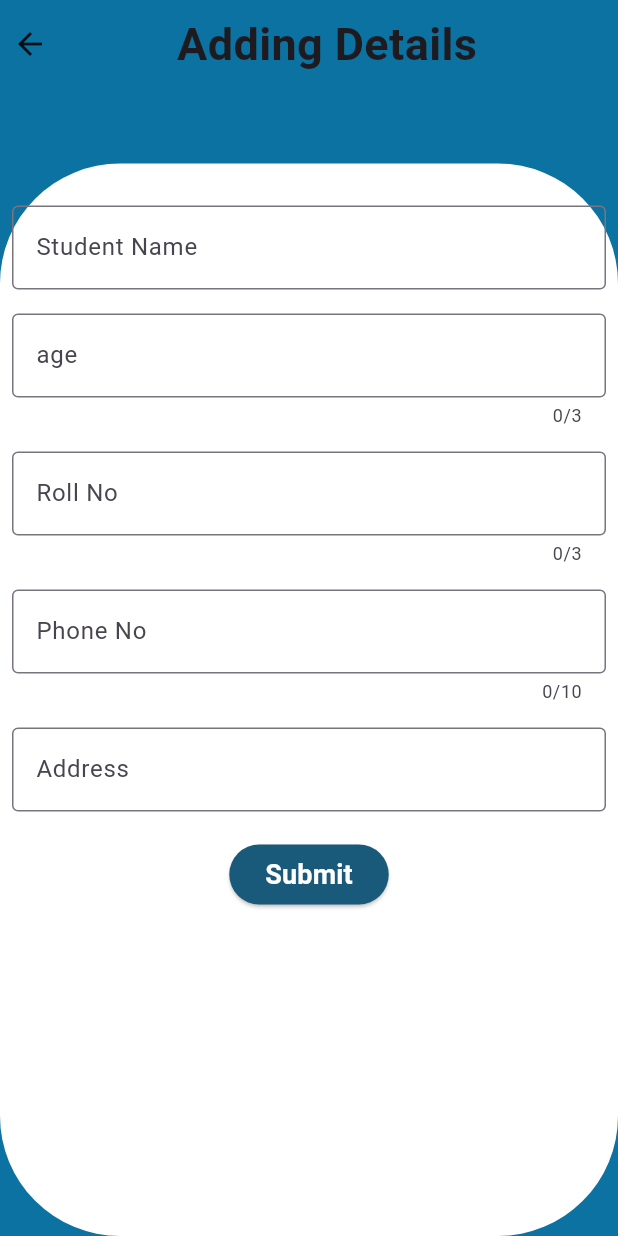
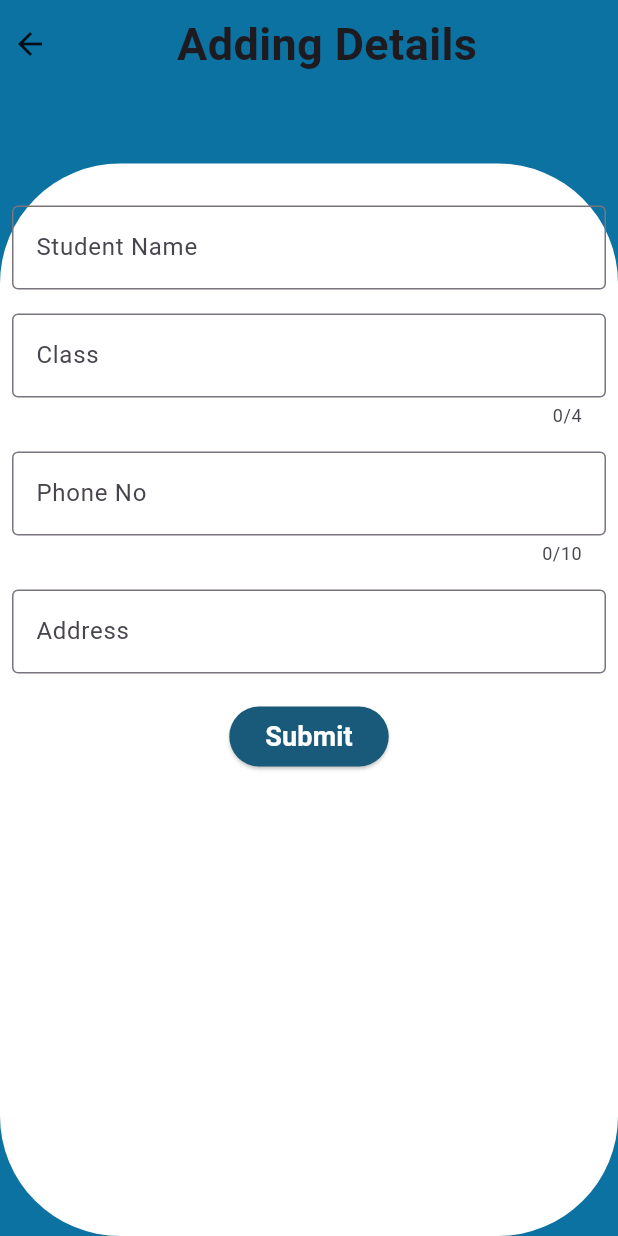
Before and after one commit to Ameer-Anas99/Student_Details_Fire_Base, a Flutter app: the AddPage screen opened by its route, after a tap on "Submit", on a phone screen of 412 x 824 dp. Run offline on Flutter 3.47's test engine with Material 3 defaults, Android fonts, the phone set to English and light mode, and no system bars; our stand-ins replace cloud_firestore, firebase_core, flutter_slidable; accounts and stored records are empty.

```diff
--- a/student_details/lib/add_details.dart
+++ b/student_details/lib/add_details.dart
@@ -1,3 +1,4 @@
+import 'package:cloud_firestore/cloud_firestore.dart';
 import 'package:flutter/cupertino.dart';
 import 'package:flutter/material.dart';
 import 'package:flutter/widgets.dart';
@@ -10,6 +11,9 @@ class AddPage extends StatefulWidget {
 }
 
 class _AddPageState extends State<AddPage> {
+  final CollectionReference Student =
+      FirebaseFirestore.instance.collection("Student");
+
   @override
   Widget build(BuildContext context) {
     return Scaffold(
@@ -72,18 +76,9 @@ class _AddPageState extends State<AddPage> {
                         padding: EdgeInsets.all(8.0),
                         child: TextField(
                           decoration: InputDecoration(
-                              border: OutlineInputBorder(), label: Text("age")),
-                          maxLength: 3,
-                        ),
-                      ),
-                      const Padding(
-                        padding: EdgeInsets.all(8.0),
-                        child: TextField(
-                          decoration: InputDecoration(
                               border: OutlineInputBorder(),
-                              label: Text("Roll No")),
-                          keyboardType: TextInputType.number,
-                          maxLength: 3,
+                              label: Text("Class")),
+                          maxLength: 4,
                         ),
                       ),
                       const Padding(
@@ -108,7 +103,9 @@ class _AddPageState extends State<AddPage> {
                         height: 10,
                       ),
                       ElevatedButton(
-                          onPressed: () {},
+                          onPressed: () {
+                            addstudent();
+                          },
                           style: ButtonStyle(
                               backgroundColor: MaterialStateProperty.all(
                                   const Color.fromARGB(255, 25, 89, 122))),
@@ -129,4 +126,14 @@ class _AddPageState extends State<AddPage> {
       ),
     );
   }
+
+  void addstudent() {
+    final data = {
+      "name": "Ameer",
+      "class": "10 A",
+      "phone": 8589952006,
+      "address": "Moonnamkuttil"
+    };
+    Student.add(data);
+  }
 }
--- a/student_details/lib/home_page.dart
+++ b/student_details/lib/home_page.dart
@@ -1,4 +1,6 @@
+import 'package:cloud_firestore/cloud_firestore.dart';
 import 'package:flutter/material.dart';
+import 'package:flutter_slidable/flutter_slidable.dart';
 
 class HomePage extends StatefulWidget {
   const HomePage({super.key});
@@ -8,11 +10,14 @@ class HomePage extends StatefulWidget {
 }
 
 class _HomePageState extends State<HomePage> {
+  final CollectionReference Student =
+      FirebaseFirestore.instance.collection("Student");
+
   @override
   Widget build(BuildContext context) {
     return Scaffold(
       appBar: AppBar(
-        title: Text("Student Details"),
+        title: const Text("Student Details"),
         backgroundColor: Colors.pink,
       ),
       floatingActionButton: FloatingActionButton(
@@ -22,6 +27,76 @@ class _HomePageState extends State<HomePage> {
         child: const Icon(Icons.add),
       ),
       floatingActionButtonLocation: FloatingActionButtonLocation.centerFloat,
+      body: StreamBuilder(
+        stream: Student.snapshots(),
+        builder: (context, snapshot) {
+          if (snapshot.hasData) {
+            return ListView.builder(
+              itemCount: snapshot.data!.docs.length,
+              itemBuilder: (context, index) {
+                final DocumentSnapshot StudentSnap = snapshot.data!.docs[index];
+
+                return Padding(
+                  padding: const EdgeInsets.all(10.0),
+                  child: Container(
+                    height: 100,
+                    decoration: BoxDecoration(
+                        borderRadius: BorderRadius.circular(20),
+                        color: Colors.white,
+                        boxShadow: [
+                          BoxShadow(
+                              color: const Color.fromARGB(255, 221, 220, 220),
+                              blurRadius: 10,
+                              spreadRadius: 15)
+                        ]),
+                    child: Row(
+                      mainAxisAlignment: MainAxisAlignment.spaceAround,
+                      children: [
+                        CircleAvatar(
+                          backgroundColor: Colors.pink,
+                          radius: 30,
+                          child: Text(StudentSnap["class"].toString()),
+                        ),
+                        Column(
+                          mainAxisAlignment: MainAxisAlignment.center,
+                          children: [
+                            Text(
+                              StudentSnap["name"],
+                              style: const TextStyle(
+                                  fontSize: 25, fontWeight: FontWeight.w500),
+                            ),
+                            Text(
+                              StudentSnap["phone"].toString(),
+                              style: const TextStyle(
+                                  fontSize: 20, fontWeight: FontWeight.w400),
+                            ),
+                            Text(
+                              StudentSnap["address"],
+                              style: const TextStyle(
+                                  fontSize: 18, fontWeight: FontWeight.w400),
+                            )
+                          ],
+                        ),
+                        Container(
+                          height: 50,
+                          width: 50,
+                          color: Colors.transparent,
+                          child: Text(
+                            StudentSnap["class"],
+                            style: const TextStyle(
+                                fontSize: 20, fontWeight: FontWeight.w400),
+                          ),
+                        ),
+                      ],
+                    ),
+                  ),
+                );
+              },
+            );
+          }
+          return Container();
+        },
+      ),
     );
   }
 }
--- a/student_details/pubspec.yaml
+++ b/student_details/pubspec.yaml
@@ -33,6 +33,7 @@ dependencies:
   firebase_core: ^2.25.4
   flutter:
     sdk: flutter
+  flutter_slidable: ^3.0.1
 
 dev_dependencies:
 
```
Also changed, not shown: student_details/pubspec.lock.
